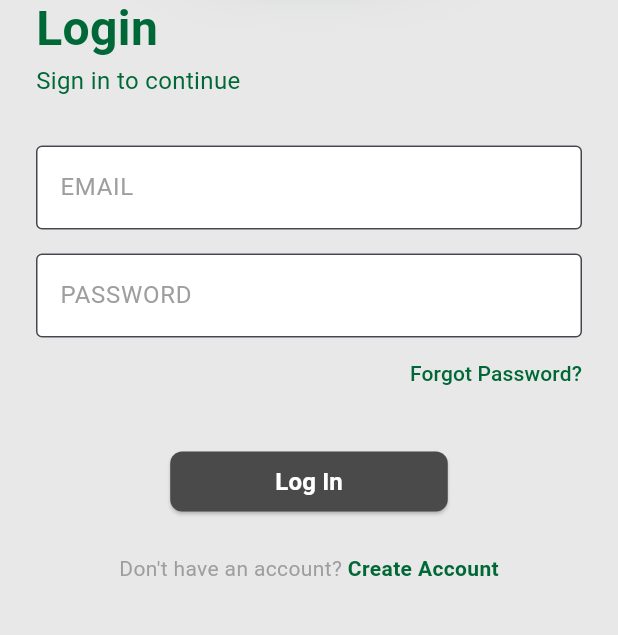
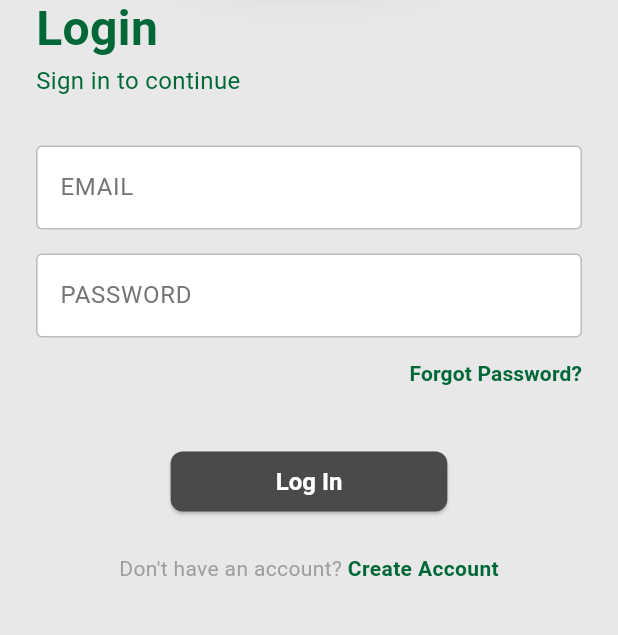
Before and after one commit to bounswe/bounswe2025group6, a Flutter app: the screen it shows after launch, on a phone screen of 412 x 824 dp, the part 387-1022 px from its top. Run offline on Flutter 3.47's test engine with Material 3 defaults, Android fonts, the phone set to English and light mode, and no system bars; our stand-ins replace file_picker, flutter_secure_storage, flutter_typeahead; accounts and stored records are empty.

Commit message:
Implemented new app_theme according to WCAG 2.1 Level AA standards

```diff
--- a/mobile/lib/theme/app_theme.dart
+++ b/mobile/lib/theme/app_theme.dart
@@ -1,24 +1,178 @@
 import 'package:flutter/material.dart';
+import 'dart:math' as math;
 
 class AppTheme {
+  // Primary colors with WCAG AA compliance
   static const primaryGreen = Color(0xFF006837);
   static const buttonGrey = Color(0xFF4A4A4A);
   static const backgroundGrey = Color.fromARGB(255, 233, 232, 232);
+
+  // Accessible text colors
+  // These colors ensure minimum 4.5:1 contrast ratio with their backgrounds
+  static const textOnLight = Color(0xFF212121); // ~16.1:1 contrast with white
+  static const textOnDark = Color(0xFFFFFFFF); // White text on dark backgrounds
+  static const textSecondary = Color(0xFF757575); // 4.6:1 contrast with white
+  static const textOnPrimary = Color(0xFFFFFFFF); // White on green
+
+  // Accessible link color - ensures 4.5:1 contrast
+  static const linkColor = Color(0xFF005A9C); // 4.54:1 contrast with white
+
+  // Error and success colors with proper contrast
+  static const errorColor = Color(0xFFB00020); // 6.4:1 contrast with white
+  static const successColor = Color(0xFF1B5E20); // 6.5:1 contrast with white
+  static const warningColor = Color(0xFFBF360C); // Darker orange for 4.5:1+ contrast
+
+  // Large text colors (18pt+ or 14pt+ bold) - minimum 3:1 contrast
+  static const largeTextSecondary = Color(0xFF757575); // 4.6:1 contrast with white (exceeds 3:1)
+
+  /// Calculate the relative luminance of a color
+  /// Used for WCAG contrast ratio calculations
+  static double _getLuminance(Color color) {
+    final r = color.red / 255.0;
+    final g = color.green / 255.0;
+    final b = color.blue / 255.0;
+
+    final rL = r <= 0.03928 ? r / 12.92 : math.pow((r + 0.055) / 1.055, 2.4).toDouble();
+    final gL = g <= 0.03928 ? g / 12.92 : math.pow((g + 0.055) / 1.055, 2.4).toDouble();
+    final bL = b <= 0.03928 ? b / 12.92 : math.pow((b + 0.055) / 1.055, 2.4).toDouble();
+
+    return 0.2126 * rL + 0.7152 * gL + 0.0722 * bL;
+  }
+
+  /// Calculate contrast ratio between two colors
+  /// Returns a value between 1 and 21
+  static double getContrastRatio(Color color1, Color color2) {
+    final lum1 = _getLuminance(color1);
+    final lum2 = _getLuminance(color2);
+    final lighter = math.max(lum1, lum2);
+    final darker = math.min(lum1, lum2);
+    return (lighter + 0.05) / (darker + 0.05);
+  }
+
+  /// Check if contrast ratio meets WCAG AA standard for normal text (4.5:1)
+  static bool meetsNormalTextContrast(Color foreground, Color background) {
+    return getContrastRatio(foreground, background) >= 4.5;
+  }
+
+  /// Check if contrast ratio meets WCAG AA standard for large text (3:1)
+  /// Large text is defined as 18pt+ or 14pt+ bold
+  static bool meetsLargeTextContrast(Color foreground, Color background) {
+    return getContrastRatio(foreground, background) >= 3.0;
+  }
+
+  /// Get an accessible text color for the given background
+  /// Returns black or white depending on which has better contrast
+  static Color getAccessibleTextColor(Color backgroundColor) {
+    final contrastWithBlack = getContrastRatio(textOnLight, backgroundColor);
+    return contrastWithBlack >= 4.5 ? textOnLight : textOnDark;
+  }
+
+  /// Accessible text styles for normal text (minimum 4.5:1 contrast)
+  static const TextStyle normalText = TextStyle(
+    color: textOnLight,
+    fontSize: 16,
+  );
+
+  static const TextStyle normalTextSecondary = TextStyle(
+    color: textSecondary,
+    fontSize: 16,
+  );
+
+  /// Accessible text styles for large text (minimum 3:1 contrast)
+  /// Large text: 18pt+ or 14pt+ bold
+  static const TextStyle largeText = TextStyle(
+    color: textOnLight,
+    fontSize: 18,
+  );
+
+  static const TextStyle largeTextBold = TextStyle(
+    color: textOnLight,
+    fontSize: 14,
+    fontWeight: FontWeight.bold,
+  );
+
+  static const TextStyle largeTextSecondaryStyle = TextStyle(
+    color: largeTextSecondary,
+    fontSize: 18,
+  );
+
+  /// Heading styles with proper contrast
+  static const TextStyle heading1 = TextStyle(
+    color: textOnLight,
+    fontSize: 32,
+    fontWeight: FontWeight.bold,
+  );
+
+  static const TextStyle heading2 = TextStyle(
+    color: textOnLight,
+    fontSize: 24,
+    fontWeight: FontWeight.bold,
+  );
+
+  static const TextStyle heading3 = TextStyle(
+    color: textOnLight,
+    fontSize: 20,
+    fontWeight: FontWeight.bold,
+  );
 
   static ThemeData get lightTheme {
     return ThemeData(
       scaffoldBackgroundColor: backgroundGrey,
       primaryColor: primaryGreen,
-      inputDecorationTheme: const InputDecorationTheme(
+      colorScheme: ColorScheme.light(
+        primary: primaryGreen,
+        secondary: primaryGreen,
+        error: errorColor,
+        surface: Colors.white,
+        onPrimary: textOnDark,
+        onSecondary: textOnDark,
+        onError: textOnDark,
+        onSurface: textOnLight,
+      ),
+      // Text theme with accessible colors
+      textTheme: const TextTheme(
+        displayLarge: heading1,
+        displayMedium: heading2,
+        displaySmall: heading3,
+        bodyLarge: normalText,
+        bodyMedium: normalText,
+        bodySmall: TextStyle(color: textSecondary, fontSize: 14),
+        labelLarge: TextStyle(color: textOnDark, fontSize: 16, fontWeight: FontWeight.bold),
+        titleLarge: heading2,
+        titleMedium: heading3,
+      ),
+      inputDecorationTheme: InputDecorationTheme(
         filled: true,
         fillColor: Colors.white,
-        labelStyle: TextStyle(color: Colors.grey),
-        border: OutlineInputBorder(),
+        labelStyle: const TextStyle(color: textSecondary),
+        hintStyle: const TextStyle(color: textSecondary),
+        border: const OutlineInputBorder(),
+        enabledBorder: OutlineInputBorder(
+          borderSide: BorderSide(color: textSecondary.withOpacity(0.5)),
+        ),
+        focusedBorder: const OutlineInputBorder(
+          borderSide: BorderSide(color: primaryGreen, width: 2),
+        ),
       ),
       elevatedButtonTheme: ElevatedButtonThemeData(
         style: ElevatedButton.styleFrom(
           backgroundColor: buttonGrey,
+          foregroundColor: textOnDark, // White text on grey button
+          textStyle: const TextStyle(
+            fontSize: 16,
+            fontWeight: FontWeight.bold,
+          ),
         ),
+      ),
+      textButtonTheme: TextButtonThemeData(
+        style: TextButton.styleFrom(
+          foregroundColor: linkColor,
+        ),
+      ),
+      // SnackBar theme with accessible colors
+      snackBarTheme: const SnackBarThemeData(
+        backgroundColor: buttonGrey,
+        contentTextStyle: TextStyle(color: textOnDark),
       ),
     );
   }
```
Also changed, not shown: mobile/lib/theme/accessible_text.dart (added, +148 -0 lines).
